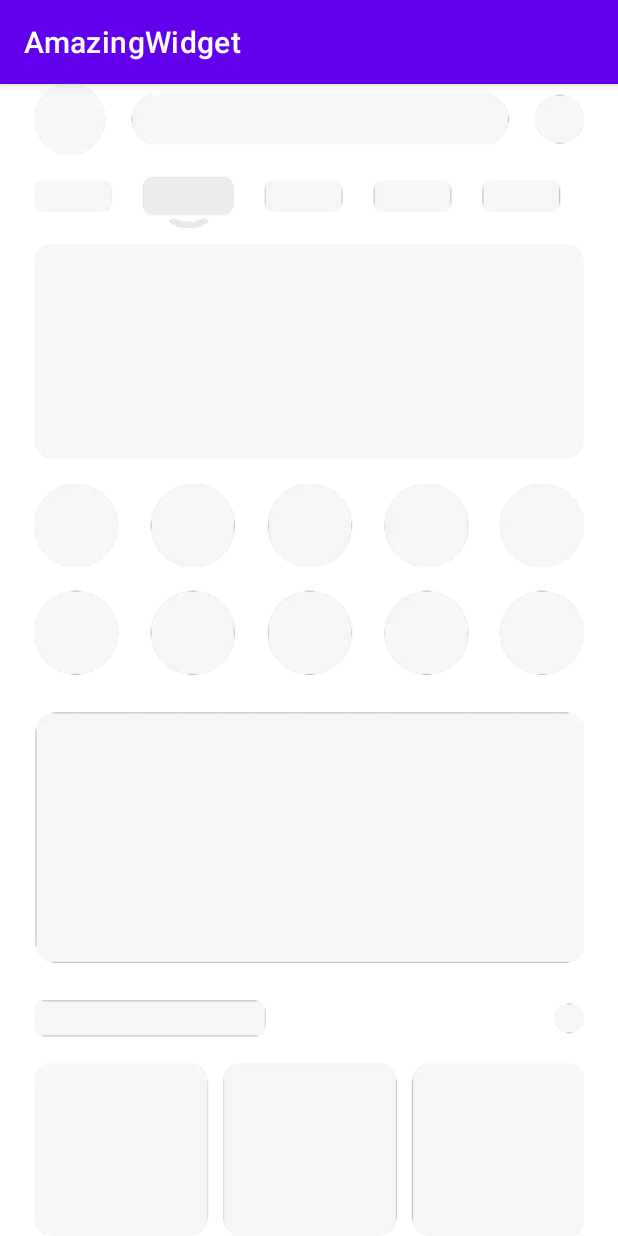
After one commit to YorekLiu/AmazingWidget, an Android app: the fragment SimpleSkeletonFragment shown on its own in the app's theme, on a phone screen of 412 x 824 dp. The commit adds this screen. Run offline under Robolectric (Android 15) with nearby library versions, the phone set to English and light mode, and no system bars.

Commit message:
[feat] 简单骨架屏

```diff
--- a/app/src/main/java/xyz/yorek/amazingwidget/DimensionEx.kt
+++ b/app/src/main/java/xyz/yorek/amazingwidget/DimensionEx.kt
@@ -13,3 +13,10 @@ fun Float.dp2px(): Float {
         this, App.getApplication().resources.displayMetrics
     )
 }
+
+fun Int.dp(): Float {
+    return TypedValue.applyDimension(
+        TypedValue.COMPLEX_UNIT_DIP,
+        this.toFloat(), App.getApplication().resources.displayMetrics
+    )
+}
--- a/app/src/main/java/xyz/yorek/amazingwidget/MainActivity.kt
+++ b/app/src/main/java/xyz/yorek/amazingwidget/MainActivity.kt
@@ -10,10 +10,7 @@ import android.widget.TextView
 import androidx.fragment.app.Fragment
 import androidx.recyclerview.widget.LinearLayoutManager
 import androidx.recyclerview.widget.RecyclerView
-import xyz.yorek.amazingwidget.widget.FixedNumberEditTextFragment
-import xyz.yorek.amazingwidget.widget.ScrollableRingFragment
-import xyz.yorek.amazingwidget.widget.SpanFragment
-import xyz.yorek.amazingwidget.widget.TabLayoutFragment
+import xyz.yorek.amazingwidget.widget.*
 
 class MainActivity : AppCompatActivity() {
     override fun onCreate(savedInstanceState: Bundle?) {
@@ -40,7 +37,8 @@ class MainActivity : AppCompatActivity() {
             "格子样式的密码框" to FixedNumberEditTextFragment::class.java,
             "头尾相连的自滚动的ImageView" to ScrollableRingFragment::class.java,
             "各种Span" to SpanFragment::class.java,
-            "基于Google TabLayout实现的支持设置选中文字大小、固定宽度指示器、图片的TabLayout" to TabLayoutFragment::class.java
+            "基于Google TabLayout实现的支持设置选中文字大小、固定宽度指示器、图片的TabLayout" to TabLayoutFragment::class.java,
+            "骨架图+渐变 实现简单骨架屏" to SimpleSkeletonFragment::class.java,
         )
     }
 
--- /dev/null
+++ b/app/src/main/java/xyz/yorek/amazingwidget/widget/SimpleSkeletonFragment.kt
@@ -0,0 +1,38 @@
+package xyz.yorek.amazingwidget.widget
+
+import android.os.Bundle
+import android.view.View
+import xyz.yorek.amazingwidget.BaseFragment
+import xyz.yorek.amazingwidget.R
+import xyz.yorek.widget.SimpleSkeletonView
+
+/**
+ * Created by yorek.liu on 2021/10/28
+ *
+ * @author yorek.liu
+ */
+class SimpleSkeletonFragment : BaseFragment() {
+
+    override fun layoutId(): Int = R.layout.fragment_simple_skeleton
+
+    override fun onViewCreated(view: View, savedInstanceState: Bundle?) {
+        super.onViewCreated(view, savedInstanceState)
+        initView()
+    }
+
+    private fun initView() {
+        var mRunning = false
+        val simpleSkeletonView: SimpleSkeletonView = requireView().findViewById(R.id.simpleSkeletonView)
+        simpleSkeletonView.setOnClickListener {
+            if (mRunning) {
+                simpleSkeletonView.stop()
+            } else {
+                simpleSkeletonView.start()
+            }
+            mRunning = !mRunning
+        }
+        simpleSkeletonView.post {
+            simpleSkeletonView.performClick()
+        }
+    }
+}
--- /dev/null
+++ b/app/src/main/res/layout/fragment_simple_skeleton.xml
@@ -0,0 +1,23 @@
+<?xml version="1.0" encoding="utf-8"?>
+<androidx.constraintlayout.widget.ConstraintLayout
+    xmlns:android="http://schemas.android.com/apk/res/android"
+    xmlns:app="http://schemas.android.com/apk/res-auto"
+    xmlns:tools="http://schemas.android.com/tools"
+    android:layout_width="match_parent"
+    android:layout_height="match_parent">
+
+    <xyz.yorek.widget.SimpleSkeletonView
+        android:id="@+id/simpleSkeletonView"
+        android:layout_width="match_parent"
+        android:layout_height="match_parent"
+        app:skeletonDuration="1000"
+        app:layout_constraintStart_toStartOf="parent"
+        app:layout_constraintEnd_toEndOf="parent"
+        app:layout_constraintTop_toTopOf="parent">
+        <ImageView
+            android:layout_width="match_parent"
+            android:layout_height="match_parent"
+            android:src="@drawable/img_home_skeleton" />
+    </xyz.yorek.widget.SimpleSkeletonView>
+
+</androidx.constraintlayout.widget.ConstraintLayout>
--- /dev/null
+++ b/widget/src/main/java/xyz/yorek/widget/SimpleSkeletonView.kt
@@ -0,0 +1,117 @@
+package xyz.yorek.widget
+
+import android.animation.ValueAnimator
+import android.content.Context
+import android.graphics.*
+import android.text.Editable
+import android.text.InputFilter
+import android.text.InputType
+import android.text.TextWatcher
+import android.util.AttributeSet
+import android.util.TypedValue
+import android.widget.FrameLayout
+import androidx.core.content.ContextCompat
+
+class SimpleSkeletonView(
+    context: Context,
+    attributes: AttributeSet? = null
+) : FrameLayout(context, attributes) {
+
+    private val mPointLeftTop = Point()
+    private val mPointRightTop = Point()
+    private val mPointRightBottom = Point()
+    private val mPointLeftBottom = Point()
+    private val mPath = Path()
+    private val mPaint = Paint()
+    private lateinit var mShape: LinearGradient
+    private var mRunningAnimator: ValueAnimator? = null
+
+    private var mDuration = 1_000
+
+    init {
+        mPaint.isAntiAlias = true
+        setWillNotDraw(false)
+
+        val a = context.obtainStyledAttributes(attributes, R.styleable.SimpleSkeletonView)
+        mDuration = a.getInteger(R.styleable.SimpleSkeletonView_skeletonDuration, mDuration)
+        a.recycle()
+    }
+
+    override fun setAlpha(alpha: Float) {
+        super.setAlpha(alpha)
+        if (alpha == 1.0F) {
+            start()
+        }
+    }
+
+    override fun onLayout(changed: Boolean, left: Int, top: Int, right: Int, bottom: Int) {
+        super.onLayout(changed, left, top, right, bottom)
+        initPoint()
+    }
+
+    override fun onDrawForeground(canvas: Canvas?) {
+        super.onDrawForeground(canvas)
+        if (::mShape.isInitialized) {
+            mPaint.shader = mShape
+            canvas?.drawPath(mPath, mPaint)
+        }
+    }
+
+    override fun hasOverlappingRendering(): Boolean {
+        return false
+    }
+
+    private fun initPoint() {
+        mPointLeftTop.set(0, 0)
+        mPointRightTop.set(measuredWidth, 0)
+        mPointRightBottom.set(measuredWidth, measuredHeight)
+        mPointLeftBottom.set(0, measuredHeight)
+
+        mPath.reset()
+        mPath.moveTo(mPointLeftTop.x.toFloat(), mPointLeftTop.y.toFloat())
+        mPath.lineTo(mPointRightTop.x.toFloat(), mPointRightTop.y.toFloat())
+        mPath.lineTo(mPointRightBottom.x.toFloat(), mPointRightBottom.y.toFloat())
+        mPath.lineTo(mPointLeftBottom.x.toFloat(), mPointLeftBottom.y.toFloat())
+        mPath.close()
+    }
+
+    /**
+     * 请确保在调用时，可以正确获取到View的宽高
+     */
+    fun start() {
+        val offset = dp2px(40F)
+        val colors: IntArray = intArrayOf(0x00FFFFFF, 0xCCFFFFFF.toInt(), 0x00FFFFFF)
+        val start = mPointLeftTop.x
+        val end = mPointRightTop.x
+        with(ValueAnimator.ofFloat(start - offset, end + offset)) {
+            mRunningAnimator?.cancel()
+            mRunningAnimator = this
+
+            this.duration = mDuration.toLong()
+            this.repeatCount = ValueAnimator.INFINITE
+            this.addUpdateListener {
+                val moving = it.animatedValue as Float
+                mShape = LinearGradient(
+                    moving,
+                    0F,
+                    moving + offset,
+                    0F,
+                    colors,
+                    null,
+                    Shader.TileMode.CLAMP
+                )
+                invalidate()
+            }
+            this.start()
+        }
+    }
+
+    fun stop() {
+        mRunningAnimator?.end()
+        mRunningAnimator?.cancel()
+    }
+
+    private fun dp2px(dp: Float): Float {
+        return TypedValue.applyDimension(TypedValue.COMPLEX_UNIT_DIP, dp, context.resources.displayMetrics)
+    }
+}
--- a/widget/src/main/res/values/attrs.xml
+++ b/widget/src/main/res/values/attrs.xml
@@ -16,4 +16,8 @@
     <declare-styleable name="ImageTabLayout">
         <attr name="tabSelectedTextSize" format="dimension" />
     </declare-styleable>
+
+    <declare-styleable name="SimpleSkeletonView">
+        <attr name="skeletonDuration" format="integer" />
+    </declare-styleable>
 </resources>
```
Also changed, not shown: app/src/main/res/drawable-xxhdpi/img_home_skeleton.webp (added), 2 other files.
